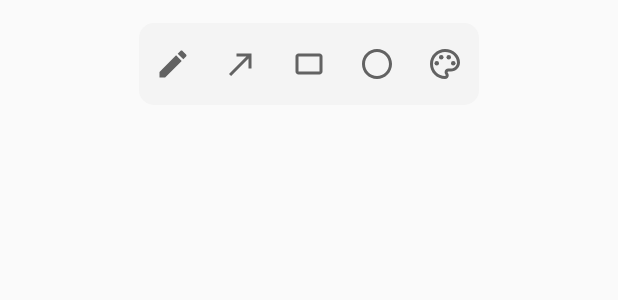
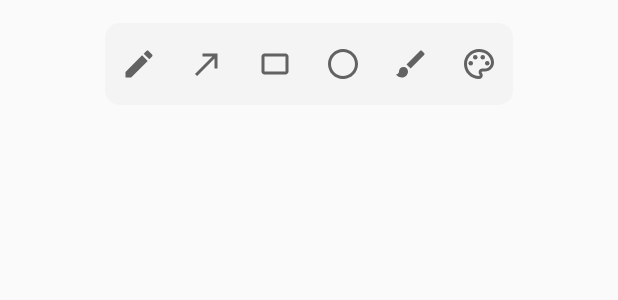
Before and after one commit to NadaFeteiha/Drawing-App, an Android app: the layout activity_main.xml on its own in the app's theme, with its tools: preview values and no code run, on a phone screen of 412 x 824 dp. Shown: the top 300 px of the screen. Run offline under Robolectric (Android 15) with nearby library versions, the phone set to English and light mode, and no system bars.

Commit message:
add brush size

```diff
--- /dev/null
+++ b/app/src/main/res/drawable/ic_baseline_brush_24.xml
@@ -0,0 +1,10 @@
+<vector xmlns:android="http://schemas.android.com/apk/res/android"
+    android:width="24dp"
+    android:height="24dp"
+    android:viewportWidth="24"
+    android:viewportHeight="24"
+    android:tint="?attr/colorControlNormal">
+  <path
+      android:fillColor="@android:color/white"
+      android:pathData="M7,14c-1.66,0 -3,1.34 -3,3 0,1.31 -1.16,2 -2,2 0.92,1.22 2.49,2 4,2 2.21,0 4,-1.79 4,-4 0,-1.66 -1.34,-3 -3,-3zM20.71,4.63l-1.34,-1.34c-0.39,-0.39 -1.02,-0.39 -1.41,0L9,12.25 11.75,15l8.96,-8.96c0.39,-0.39 0.39,-1.02 0,-1.41z"/>
+</vector>
--- /dev/null
+++ b/app/src/main/res/drawable/ic_baseline_full_circle_24.xml
@@ -0,0 +1,10 @@
+<vector xmlns:android="http://schemas.android.com/apk/res/android"
+    android:width="24dp"
+    android:height="24dp"
+    android:viewportWidth="24"
+    android:viewportHeight="24"
+    android:tint="?attr/colorControlNormal">
+  <path
+      android:fillColor="@android:color/white"
+      android:pathData="M12,2C6.47,2 2,6.47 2,12s4.47,10 10,10 10,-4.47 10,-10S17.53,2 12,2z"/>
+</vector>
--- a/app/src/main/res/layout/activity_main.xml
+++ b/app/src/main/res/layout/activity_main.xml
@@ -59,6 +59,17 @@
             android:layout_marginHorizontal="@dimen/small_margin_horizontal"
             android:layout_marginVertical="@dimen/small_margin_vertical"
             android:src="@drawable/ic_circle_24"
+            android:background="@color/transparent"
+            android:contentDescription="@string/btn_ellipse" />
+
+        <ImageButton
+            android:id="@+id/ib_size"
+            android:layout_width="wrap_content"
+            android:layout_height="wrap_content"
+            android:padding="@dimen/small_padding_img_btn"
+            android:layout_marginHorizontal="@dimen/small_margin_horizontal"
+            android:layout_marginVertical="@dimen/small_margin_vertical"
+            android:src="@drawable/ic_baseline_brush_24"
             android:background="@color/transparent"
             android:contentDescription="@string/btn_ellipse" />
 
@@ -145,6 +156,55 @@
 
     </LinearLayout>
 
+    <LinearLayout
+        android:id="@+id/ll_brush_size"
+        android:layout_width="wrap_content"
+        android:layout_height="wrap_content"
+        app:layout_constraintEnd_toEndOf="@+id/ll_tools"
+        app:layout_constraintTop_toBottomOf="@id/ll_tools"
+        android:layout_marginTop="10dp"
+        android:layout_marginEnd="35dp"
+        android:visibility="invisible"
+        android:background="@drawable/layout_bg"
+        android:orientation="horizontal">
+
+        <ImageButton
+            android:id="@+id/brush_large"
+            android:layout_width="@dimen/dim_color_btn"
+            android:layout_height="@dimen/dim_color_btn"
+            android:layout_marginHorizontal="@dimen/small_margin_horizontal"
+            android:layout_marginVertical="@dimen/small_margin_vertical"
+            android:src="@drawable/ic_baseline_full_circle_24"
+            android:scaleType="fitXY"
+            android:background="@color/transparent"
+            app:tint="@color/black"/>
+
+        <ImageButton
+            android:id="@+id/brush_medium"
+            android:layout_width="20dp"
+            android:layout_height="20dp"
+            android:layout_marginHorizontal="@dimen/small_margin_horizontal"
+            android:layout_marginVertical="@dimen/small_margin_vertical"
+            android:src="@drawable/ic_baseline_full_circle_24"
+            android:scaleType="fitXY"
+            android:layout_gravity="center"
+            android:background="@color/transparent"
+            app:tint="@color/black"/>
+
+        <ImageButton
+            android:id="@+id/brush_small"
+            android:layout_width="10dp"
+            android:layout_height="10dp"
+            android:layout_marginHorizontal="@dimen/small_margin_horizontal"
+            android:layout_marginVertical="@dimen/small_margin_vertical"
+            android:src="@drawable/ic_baseline_full_circle_24"
+            android:scaleType="fitXY"
+            android:layout_gravity="center"
+            android:background="@color/transparent"
+            app:tint="@color/black"/>
+
+    </LinearLayout>
+
     <com.nadafeteiha.drawingapp.DrawingView
         android:id="@+id/drawing_view"
         android:layout_width="0dp"
```
Also changed, not shown: app/src/main/java/com/nadafeteiha/drawingapp/DrawingView.kt (+40 -19 lines), app/src/main/java/com/nadafeteiha/drawingapp/MainActivity.kt (+41 -1 lines).
